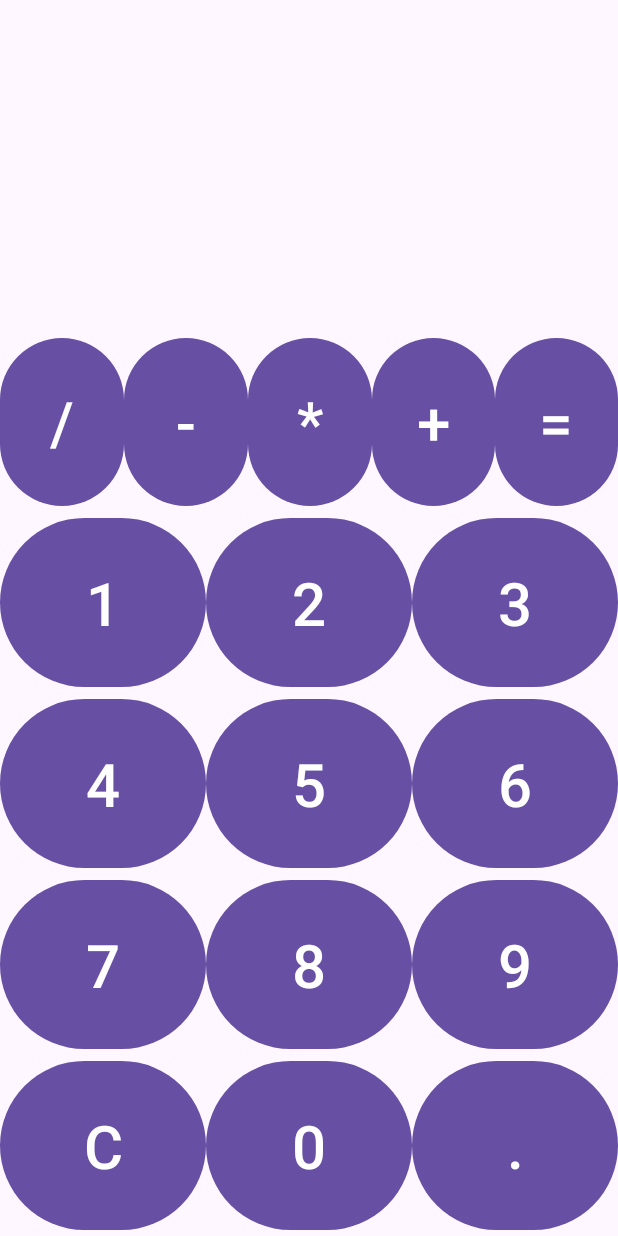
After one commit to Guillermoj45/bateria_Ejercicios_multimedia, an Android app: the Ejercicio5 screen opened directly, with no data from a screen before it, on a phone screen of 412 x 824 dp. The commit adds this screen. Run offline under Robolectric (Android 15) with nearby library versions, the phone set to English and light mode, and no system bars.

Commit message:
Actividad 5 hecha

```diff
--- a/app/src/main/AndroidManifest.xml
+++ b/app/src/main/AndroidManifest.xml
@@ -12,6 +12,12 @@
         android:supportsRtl="true"
         android:theme="@style/Theme.Ejercicio1"
         tools:targetApi="31">
+        <activity
+            android:name="com.example.ejercicio5.Ejercicio5"
+            android:exported="false" />
+        <activity
+            android:name="com.example.ejercicio4.Ejercicio4"
+            android:exported="false" />
         <activity
             android:name="com.example.ejercicio3.TercerLayout"
             android:exported="false" />
--- /dev/null
+++ b/app/src/main/java/com/example/ejercicio5/Ejercicio5.kt
@@ -0,0 +1,114 @@
+package com.example.ejercicio5
+
+import android.R.bool
+import android.annotation.SuppressLint
+import android.os.Bundle
+import android.widget.Button
+import android.widget.TableRow
+import android.widget.TextView
+import androidx.activity.enableEdgeToEdge
+import androidx.appcompat.app.AppCompatActivity
+import androidx.core.view.ViewCompat
+import androidx.core.view.WindowInsetsCompat
+import androidx.core.view.forEachIndexed
+import com.example.ejercicio1.R
+
+class Ejercicio5 : AppCompatActivity() {
+    @SuppressLint("MissingInflatedId")
+    private var texto:TextView?=null
+    private var numeroAntiguo:String = ""
+    private var numeroNuevo:String = ""
+    var operacion:String = ""
+
+    override fun onCreate(savedInstanceState: Bundle?) {
+        super.onCreate(savedInstanceState)
+        enableEdgeToEdge()
+        setContentView(R.layout.activity_ejercicio5)
+        ViewCompat.setOnApplyWindowInsetsListener(findViewById(R.id.main)) { v, insets ->
+            val systemBars = insets.getInsets(WindowInsetsCompat.Type.systemBars())
+            v.setPadding(systemBars.left, systemBars.top, systemBars.right, systemBars.bottom)
+            insets
+        }
+
+        val columna1 = findViewById<TableRow>(R.id.columna1)
+        val columna2 = findViewById<TableRow>(R.id.columna2)
+        val columna3 = findViewById<TableRow>(R.id.columna3)
+        val columna4 = findViewById<TableRow>(R.id.columna4)
+        var operadores = findViewById<TableRow>(R.id.operaciones)
+        val columnas: Array<TableRow> = arrayOf(columna1, columna2, columna3, columna4, operadores)
+        texto = findViewById(R.id.Texto)
+
+        for (columna in columnas){
+            columna.forEachIndexed{index,e -> e.setOnClickListener{pulsado(e as Button)}}
+        }
+
+        // for (columna in columnas){
+        //     for (numerox in 1..3){
+        //         val boton = Button(this)
+        //         boton.text = num.toString()
+        //         boton.setOnClickListener {
+        //             boton.text.toString()
+        //             texto.text = boton.text
+        //         }
+        //         columna.addView(boton)
+        //         num++
+        //     }
+        // }
+
+    }
+
+    @SuppressLint("SetTextI18n")
+    fun pulsado(butt: Button){
+        butt.text.toString()
+        when (butt.text.toString()){
+            "+", "-", "*", "/" -> {
+                if (!operacion.isEmpty()){
+                    cuentas()
+                }
+                operacion = butt.text.toString()
+                texto!!.text = numeroAntiguo + operacion
+            }
+            "=" -> {
+                cuentas()
+            }
+            "C" -> {
+                operacion = ""
+                texto!!.text = ""
+                numeroNuevo = ""
+                numeroAntiguo = ""
+            }
+            else -> {
+
+                if (operacion.isEmpty())
+                    numeroAntiguo += butt.text.toString()
+                else {
+                    numeroNuevo += butt.text.toString()
+                }
+                texto!!.text = numeroAntiguo + operacion + numeroNuevo
+            }
+
+        }
+    }
+    fun cuentas(){
+        if (operacion.isBlank()){
+            texto!!.text = "No se a podido realizar la cuenta"
+        } else if (operacion == "+") {
+            val numero = numeroAntiguo.toFloat() + numeroNuevo.toFloat()
+            texto!!.text = numero.toString()
+            println(numero)
+        } else if (operacion == "-") {
+            val numero = numeroAntiguo.toFloat() - numeroNuevo.toFloat()
+            texto!!.text = numero.toString()
+        }
+        else if (operacion == "*") {
+            val numero = numeroAntiguo.toFloat() * numeroNuevo.toFloat()
+            texto!!.text = numero.toString()
+        }
+        else if (operacion == "/") {
+            val numero = numeroAntiguo.toFloat() / numeroNuevo.toFloat()
+            texto!!.text = numero.toString()
+        }
+        numeroNuevo = ""
+        numeroAntiguo = texto!!.text.toString()
+    }
+}
--- /dev/null
+++ b/app/src/main/res/layout/activity_ejercicio5.xml
@@ -0,0 +1,180 @@
+<?xml version="1.0" encoding="utf-8"?>
+<TableLayout xmlns:android="http://schemas.android.com/apk/res/android"
+    xmlns:app="http://schemas.android.com/apk/res-auto"
+    xmlns:tools="http://schemas.android.com/tools"
+    android:id="@+id/main"
+    android:layout_width="match_parent"
+    android:layout_height="match_parent"
+    tools:context="com.example.ejercicio5.Ejercicio5">
+
+    <TableRow
+        android:layout_weight="2"
+        android:layout_width="match_parent"
+        android:layout_height="0dp"
+        >
+
+        <TextView
+            android:id="@+id/Texto"
+            android:layout_width="match_parent"
+            android:layout_height="match_parent"
+            android:layout_weight="1"
+            android:textSize="96sp"
+            />
+    </TableRow>
+    <TableRow
+        android:id="@+id/operaciones"
+        android:layout_weight="1"
+        android:layout_width="match_parent"
+        android:layout_height="0dp"
+        >
+
+        <Button
+            android:layout_width="match_parent"
+            android:layout_height="match_parent"
+            android:layout_weight="1"
+            android:text="/"
+            android:textSize="40sp" />
+
+        <Button
+            android:layout_width="match_parent"
+            android:layout_height="match_parent"
+            android:layout_weight="1"
+            android:text="-"
+            android:textSize="40sp" />
+
+        <Button
+            android:id="@+id/button"
+            android:layout_width="match_parent"
+            android:layout_height="match_parent"
+            android:layout_weight="1"
+            android:text="*"
+            android:textSize="40sp" />
+
+        <Button
+            android:layout_width="match_parent"
+            android:layout_height="match_parent"
+            android:layout_weight="1"
+            android:text="+"
+            android:textSize="40sp" />
+
+        <Button
+            android:layout_width="match_parent"
+            android:layout_height="match_parent"
+            android:layout_weight="1"
+            android:text="="
+            android:textSize="40sp" />
+    </TableRow>
+    <TableRow
+        android:id="@+id/columna1"
+        android:layout_weight="1"
+        android:layout_width="match_parent"
+        android:layout_height="0dp">
+        <Button
+            android:text="1"
+            android:layout_weight="1"
+            android:layout_width="match_parent"
+            android:layout_height="match_parent"
+            android:textSize="40sp"
+            />
+        <Button
+            android:text="2"
+            android:layout_weight="1"
+            android:layout_width="match_parent"
+            android:layout_height="match_parent"
+            android:textSize="40sp"
+
+        />
+        <Button
+            android:text="3"
+            android:layout_weight="1"
+            android:layout_width="match_parent"
+            android:layout_height="match_parent"
+            android:textSize="40sp"
+            />
+    </TableRow>
+    <TableRow
+        android:id="@+id/columna2"
+        android:layout_weight="1"
+        android:layout_width="match_parent"
+        android:layout_height="0dp">
+        <Button
+            android:text="4"
+            android:layout_weight="1"
+            android:layout_width="match_parent"
+            android:textSize="40sp"
+            android:layout_height="match_parent"
+            />
+        <Button
+            android:text="5"
+            android:layout_weight="1"
+            android:layout_width="match_parent"
+            android:textSize="40sp"
+            android:layout_height="match_parent"
+            />
+        <Button
+            android:text="6"
+            android:layout_weight="1"
+            android:layout_width="match_parent"
+            android:textSize="40sp"
+            android:layout_height="match_parent"
+            />
+
+    </TableRow>
+    <TableRow
+        android:id="@+id/columna3"
+        android:layout_weight="1"
+        android:layout_width="match_parent"
+        android:layout_height="0dp">
+        <Button
+            android:text="7"
+            android:layout_weight="1"
+            android:layout_width="match_parent"
+            android:textSize="40sp"
+            android:layout_height="match_parent"
+            />
+        <Button
+            android:text="8"
+            android:layout_weight="1"
+            android:layout_width="match_parent"
+            android:textSize="40sp"
+            android:layout_height="match_parent"
+            />
+        <Button
+            android:text="9"
+            android:layout_weight="1"
+            android:layout_width="match_parent"
+            android:textSize="40sp"
+            android:layout_height="match_parent"
+            />
+    </TableRow>
+    <TableRow
+        android:id="@+id/columna4"
+        android:layout_weight="1"
+        android:layout_width="match_parent"
+        android:layout_height="0dp">
+        <Button
+            android:text="C"
+            android:layout_weight="1"
+            android:layout_width="match_parent"
+            android:textSize="40sp"
+            android:layout_height="match_parent"
+            />
+        <Button
+            android:text="0"
+            android:layout_weight="1"
+            android:layout_width="match_parent"
+            android:textSize="40sp"
+            android:layout_height="match_parent"
+            />
+
+        <Button
+            android:id="@+id/button2"
+            android:layout_width="match_parent"
+            android:layout_height="match_parent"
+            android:layout_weight="1"
+            android:text="."
+            android:textSize="40sp" />
+
+    </TableRow>
+
+</TableLayout>
```
Also changed, not shown: app/src/main/java/com/example/ejercicio1/MainActivity.kt (+12 -0 lines), app/src/main/java/com/example/ejercicio4/Ejercicio4.kt (added, +21 -0 lines), app/src/main/res/layout/activity_ejercicio4.xml (added, +65 -0 lines), app/src/main/res/values/colors.xml (+8 -0 lines).
